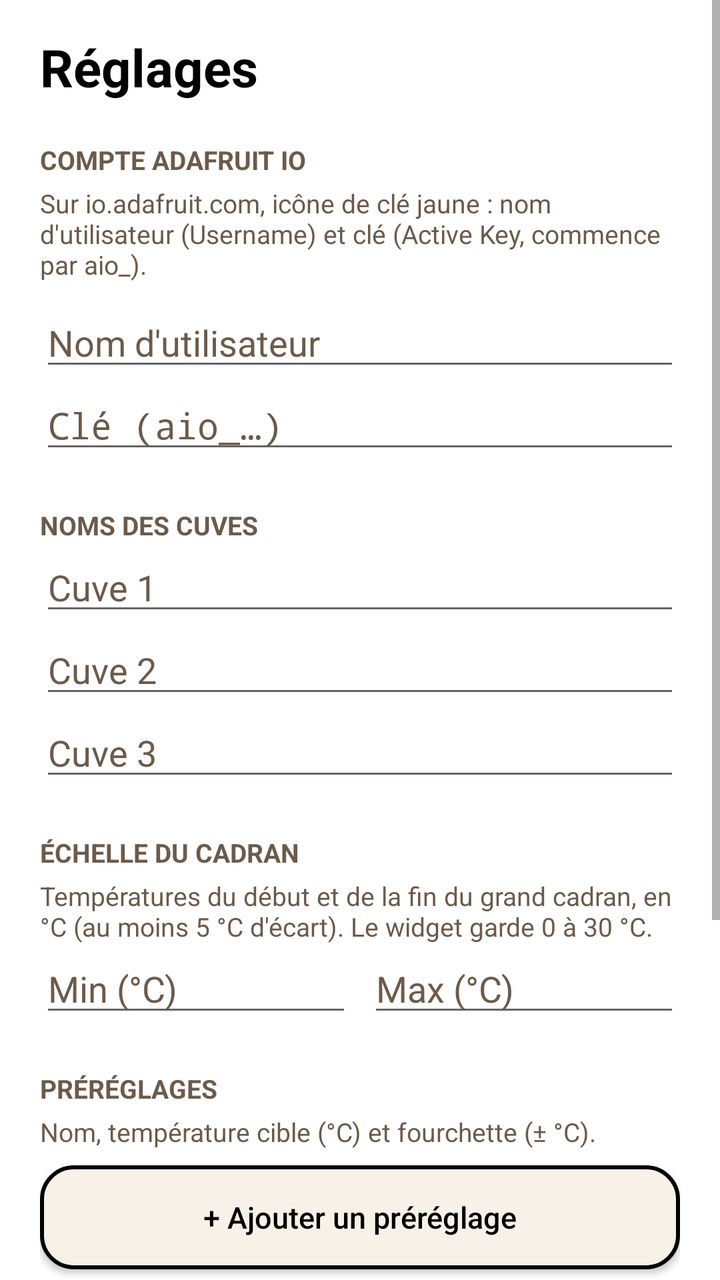
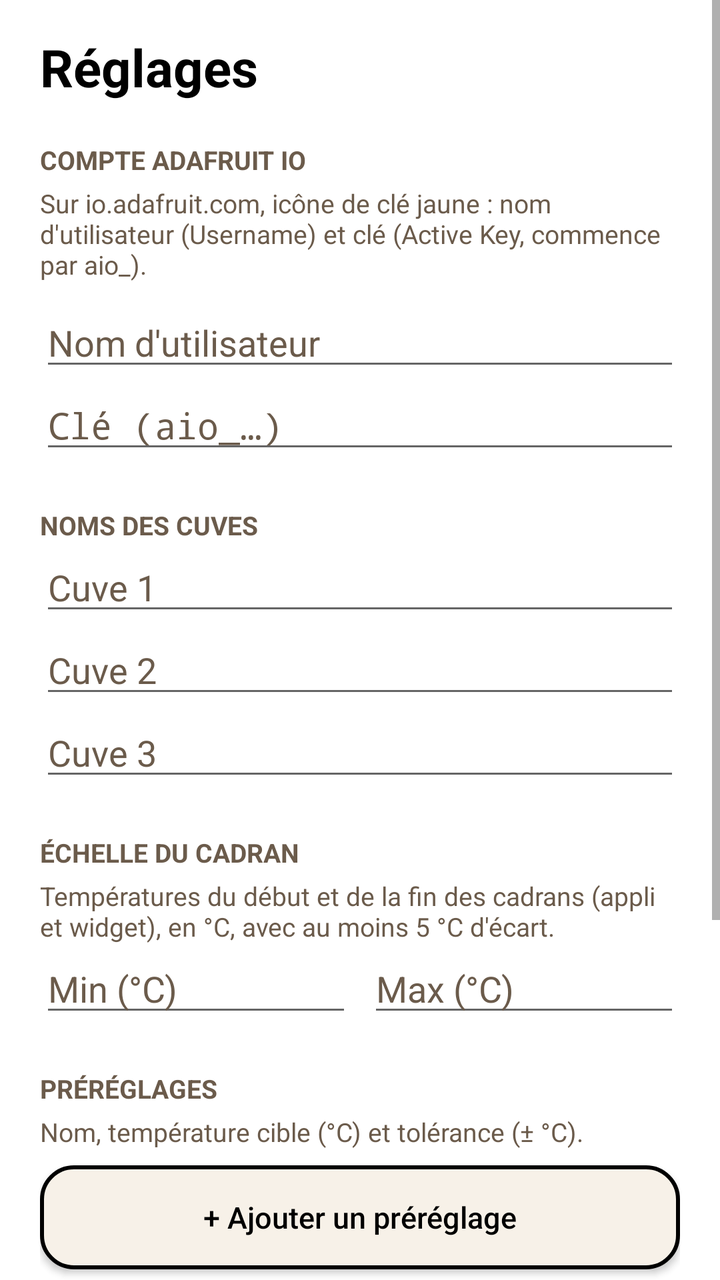

Screens rendered from an Android XML layout before and after an edit, with the pre-edit source and the edit as a unified diff.
<!-- AndroidManifest.xml: application theme Theme.AllYourTank -->
<!-- res/layout/activity_reglages.xml -->
<?xml version="1.0" encoding="utf-8"?>
<ScrollView xmlns:android="http://schemas.android.com/apk/res/android"
    android:layout_width="match_parent"
    android:layout_height="match_parent"
    android:background="@color/fond"
    android:fitsSystemWindows="true">

    <LinearLayout
        android:layout_width="match_parent"
        android:layout_height="wrap_content"
        android:orientation="vertical"
        android:paddingStart="20dp"
        android:paddingTop="16dp"
        android:paddingEnd="20dp"
        android:paddingBottom="28dp">

        <TextView
            android:layout_width="wrap_content"
            android:layout_height="wrap_content"
            android:text="Réglages"
            android:textColor="@color/encre"
            android:textSize="26sp"
            android:textStyle="bold" />

        
        <TextView
            android:layout_width="wrap_content"
            android:layout_height="wrap_content"
            android:layout_marginTop="20dp"
            android:text="COMPTE ADAFRUIT IO"
            android:textColor="@color/attenue"
            android:textSize="13sp"
            android:textStyle="bold" />

        <TextView
            android:layout_width="match_parent"
            android:layout_height="wrap_content"
            android:layout_marginTop="4dp"
            android:text="Sur io.adafruit.com, icône de clé jaune : nom d'utilisateur (Username) et clé (Active Key, commence par aio_)."
            android:textColor="@color/attenue"
            android:textSize="13sp" />

        <EditText
            android:id="@+id/champ_utilisateur"
            android:layout_width="match_parent"
            android:layout_height="wrap_content"
            android:layout_marginTop="8dp"
            android:hint="Nom d'utilisateur"
            android:importantForAutofill="no"
            android:inputType="text|textNoSuggestions"
            android:singleLine="true"
            android:textColor="@color/encre" />

        <EditText
            android:id="@+id/champ_cle"
            android:layout_width="match_parent"
            android:layout_height="wrap_content"
            android:hint="Clé (aio_…)"
            android:importantForAutofill="no"
            android:inputType="textPassword"
            android:singleLine="true"
            android:textColor="@color/encre" />

        
        <TextView
            android:layout_width="wrap_content"
            android:layout_height="wrap_content"
            android:layout_marginTop="22dp"
            android:text="NOMS DES CUVES"
            android:textColor="@color/attenue"
            android:textSize="13sp"
            android:textStyle="bold" />

        <EditText
            android:id="@+id/champ_nom1"
            android:layout_width="match_parent"
            android:layout_height="wrap_content"
            android:hint="Cuve 1"
            android:importantForAutofill="no"
            android:inputType="textCapSentences"
            android:singleLine="true"
            android:textColor="@color/encre" />

        <EditText
            android:id="@+id/champ_nom2"
            android:layout_width="match_parent"
            android:layout_height="wrap_content"
            android:hint="Cuve 2"
            android:importantForAutofill="no"
            android:inputType="textCapSentences"
            android:singleLine="true"
            android:textColor="@color/encre" />

        <EditText
            android:id="@+id/champ_nom3"
            android:layout_width="match_parent"
            android:layout_height="wrap_content"
            android:hint="Cuve 3"
            android:importantForAutofill="no"
            android:inputType="textCapSentences"
            android:singleLine="true"
            android:textColor="@color/encre" />

        
        <TextView
            android:layout_width="wrap_content"
            android:layout_height="wrap_content"
            android:layout_marginTop="22dp"
            android:text="ÉCHELLE DU CADRAN"
            android:textColor="@color/attenue"
            android:textSize="13sp"
            android:textStyle="bold" />

        <TextView
            android:layout_width="match_parent"
            android:layout_height="wrap_content"
            android:layout_marginTop="4dp"
            android:text="Températures du début et de la fin du grand cadran, en °C (au moins 5 °C d'écart). Le widget garde 0 à 30 °C."
            android:textColor="@color/attenue"
            android:textSize="13sp" />

        <LinearLayout
            android:layout_width="match_parent"
            android:layout_height="wrap_content"
            android:orientation="horizontal">

            <EditText
                android:id="@+id/champ_echelle_min"
                android:layout_width="0dp"
                android:layout_height="wrap_content"
                android:layout_marginEnd="8dp"
                android:layout_weight="1"
                android:hint="Min (°C)"
                android:importantForAutofill="no"
                android:inputType="numberSigned|numberDecimal"
                android:singleLine="true"
                android:textColor="@color/encre" />

            <EditText
                android:id="@+id/champ_echelle_max"
                android:layout_width="0dp"
                android:layout_height="wrap_content"
                android:layout_weight="1"
                android:hint="Max (°C)"
                android:importantForAutofill="no"
                android:inputType="numberSigned|numberDecimal"
                android:singleLine="true"
                android:textColor="@color/encre" />
        </LinearLayout>

        
        <TextView
            android:layout_width="wrap_content"
            android:layout_height="wrap_content"
            android:layout_marginTop="22dp"
            android:text="PRÉRÉGLAGES"
            android:textColor="@color/attenue"
            android:textSize="13sp"
            android:textStyle="bold" />

        <TextView
            android:layout_width="match_parent"
            android:layout_height="wrap_content"
            android:layout_marginTop="4dp"
            android:layout_marginBottom="8dp"
            android:text="Nom, température cible (°C) et fourchette (± °C)."
            android:textColor="@color/attenue"
            android:textSize="13sp" />

        <LinearLayout
            android:id="@+id/liste_prereglages"
            android:layout_width="match_parent"
            android:layout_height="wrap_content"
            android:orientation="vertical" />

        <Button
            android:id="@+id/ajouter"
            android:layout_width="match_parent"
            android:layout_height="52dp"
            android:background="@drawable/tuile"
            android:text="+ Ajouter un préréglage"
            android:textAllCaps="false"
            android:textColor="@color/encre"
            android:textSize="15sp" />

        <Button
            android:id="@+id/bouton_enregistrer"
            android:layout_width="match_parent"
            android:layout_height="56dp"
            android:layout_marginTop="24dp"
            android:background="@drawable/onglet_actif"
            android:text="Enregistrer et tester"
            android:textAllCaps="false"
            android:textColor="@color/sur_encre"
            android:textSize="16sp"
            android:textStyle="bold" />

        <TextView
            android:id="@+id/etat"
            android:layout_width="match_parent"
            android:layout_height="wrap_content"
            android:layout_marginTop="12dp"
            android:textColor="@color/encre"
            android:textSize="15sp" />

        <TextView
            android:layout_width="wrap_content"
            android:layout_height="wrap_content"
            android:layout_marginTop="26dp"
            android:text="AJOUTER LE WIDGET"
            android:textColor="@color/attenue"
            android:textSize="13sp"
            android:textStyle="bold" />

        <TextView
            android:layout_width="match_parent"
            android:layout_height="wrap_content"
            android:layout_marginTop="4dp"
            android:text="Appui long sur l'écran d'accueil, Widgets, puis All your tank. Touchez une cuve du widget pour ouvrir l'appli sur cette cuve : l'appli relit aussitôt les températures et met le widget à jour."
            android:textColor="@color/encre"
            android:textSize="14sp" />
    </LinearLayout>
</ScrollView>
<!-- resources referenced by this layout -->
<resources>
  <color name="attenue">#6B5B4B</color>
  <color name="encre">#000000</color>
  <color name="fond">#FFFFFF</color>
  <color name="sur_encre">#FFFFFF</color>
  <!-- drawable onglet_actif (drawable) -->
  <?xml version="1.0" encoding="utf-8"?>
  <shape xmlns:android="http://schemas.android.com/apk/res/android" android:shape="rectangle">
      <solid android:color="@color/encre" />
      <corners android:radius="10dp" />
  </shape>
  <!-- drawable tuile (drawable) -->
  <?xml version="1.0" encoding="utf-8"?>
  <shape xmlns:android="http://schemas.android.com/apk/res/android" android:shape="rectangle">
      <solid android:color="@color/carte" />
      <corners android:radius="16dp" />
      <stroke android:width="2dp" android:color="@color/encre" />
  </shape>
  <style name="Theme.AllYourTank" parent="android:Theme.Material.Light.NoActionBar">
          <item name="android:windowBackground">@color/fond</item>
          <item name="android:statusBarColor">@color/fond</item>
          <item name="android:navigationBarColor">@color/fond</item>
          <item name="android:windowLightStatusBar">true</item>
          <item name="android:colorAccent">@color/bande</item>
          <item name="android:textColorPrimary">@color/encre</item>
          <item name="android:textColorHint">@color/attenue</item>
      </style>
  <color name="carte">#F7F1E8</color>
  <color name="bande">#C98A22</color>
</resources>

<!-- the commit's change to res/layout/activity_reglages.xml (unified diff, before → after) -->
@@ -115,7 +115,7 @@
             android:layout_width="match_parent"
             android:layout_height="wrap_content"
             android:layout_marginTop="4dp"
-            android:text="Températures du début et de la fin du grand cadran, en °C (au moins 5 °C d'écart). Le widget garde 0 à 30 °C."
+            android:text="Températures du début et de la fin des cadrans (appli et widget), en °C, avec au moins 5 °C d'écart."
             android:textColor="@color/attenue"
             android:textSize="13sp" />
 
@@ -163,7 +163,7 @@
             android:layout_height="wrap_content"
             android:layout_marginTop="4dp"
             android:layout_marginBottom="8dp"
-            android:text="Nom, température cible (°C) et fourchette (± °C)."
+            android:text="Nom, température cible (°C) et tolérance (± °C)."
             android:textColor="@color/attenue"
             android:textSize="13sp" />
 
